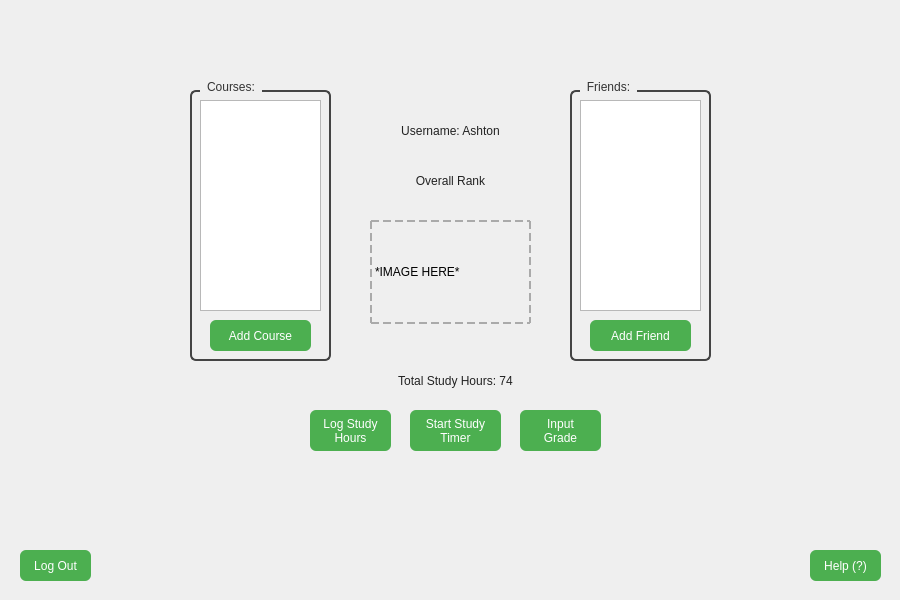
This is 376_Project/homepage.ui in daynadrant/Course-App as Qt 5 draws it before an edit. The edited form follows.
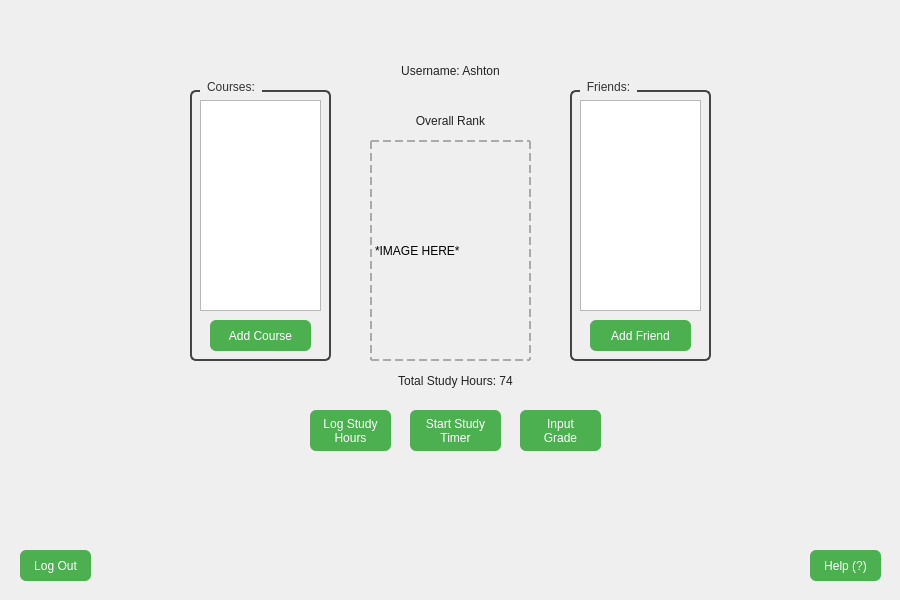
This is the edited form.

Patch:
```diff
--- a/376_Project/homepage.ui
+++ b/376_Project/homepage.ui
@@ -177,7 +177,7 @@
    <property name="geometry">
     <rect>
      <x>370</x>
-     <y>120</y>
+     <y>60</y>
      <width>161</width>
      <height>21</height>
     </rect>
@@ -199,7 +199,7 @@
    <property name="geometry">
     <rect>
      <x>370</x>
-     <y>170</y>
+     <y>110</y>
      <width>161</width>
      <height>21</height>
     </rect>
@@ -224,9 +224,9 @@
    <property name="geometry">
     <rect>
      <x>370</x>
-     <y>220</y>
+     <y>140</y>
      <width>161</width>
-     <height>104</height>
+     <height>221</height>
     </rect>
    </property>
    <property name="styleSheet">
```
Left out of the diff: 6 changed lines with no effect on the pictures.
